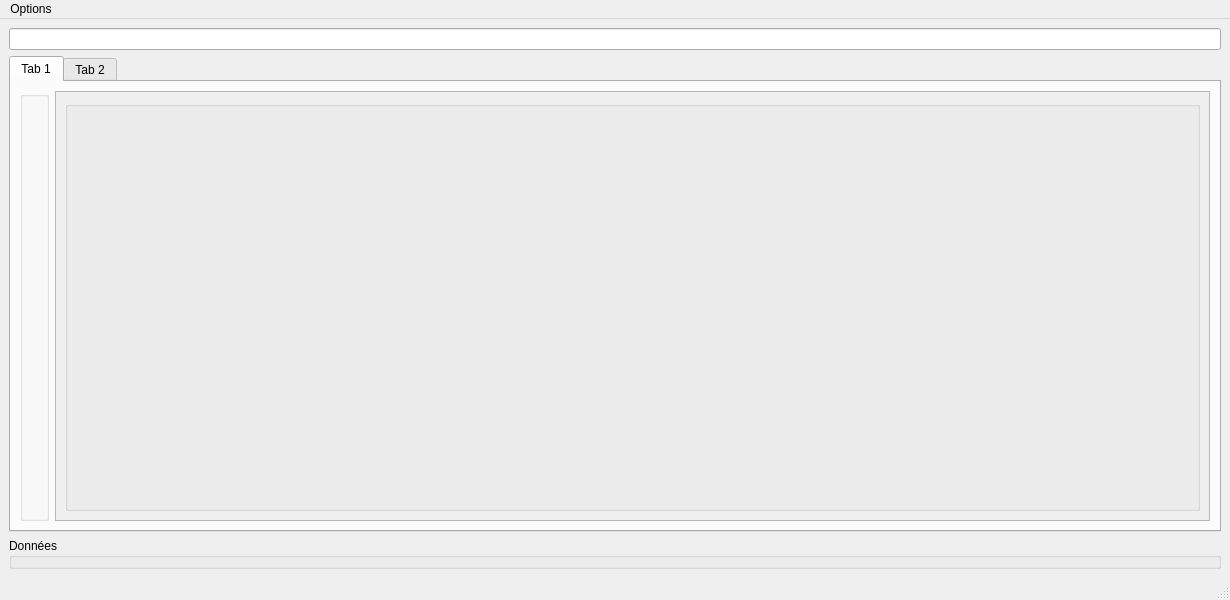
MaximeGeay/LogBook, file mainwindow.ui: the form before one commit.
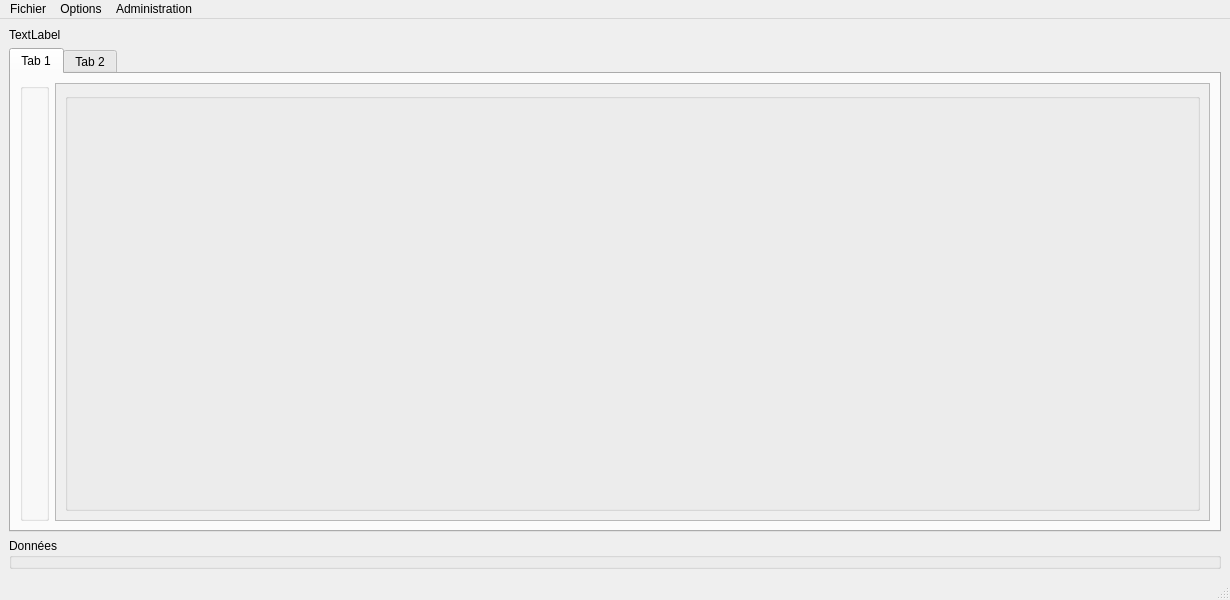
The form after the commit.

Commit message: LogBook 0.2 Commit Temporaire avant mission Ecriture XML OK DataToXML et XMLToData à écrire Vue Logbook à écrire

```diff
--- a/mainwindow.ui
+++ b/mainwindow.ui
@@ -6,7 +6,7 @@
    <rect>
     <x>0</x>
     <y>0</y>
-    <width>1222</width>
+    <width>1230</width>
     <height>600</height>
    </rect>
   </property>
@@ -15,9 +15,6 @@
   </property>
   <widget class="QWidget" name="centralwidget">
    <layout class="QGridLayout" name="gridLayout">
-    <item row="0" column="0">
-     <widget class="QLineEdit" name="lineEdit"/>
-    </item>
     <item row="1" column="0">
      <widget class="QTabWidget" name="tabWidget">
       <property name="currentIndex">
@@ -58,7 +55,7 @@
              <x>0</x>
              <y>0</y>
              <width>1153</width>
-             <height>450</height>
+             <height>426</height>
             </rect>
            </property>
            <layout class="QGridLayout" name="gridLayout_3">
@@ -89,6 +86,13 @@
       </property>
      </widget>
     </item>
+    <item row="0" column="0">
+     <widget class="QLabel" name="l_CurrentLogbook">
+      <property name="text">
+       <string>TextLabel</string>
+      </property>
+     </widget>
+    </item>
    </layout>
   </widget>
   <widget class="QMenuBar" name="menubar">
@@ -96,7 +100,7 @@
     <rect>
      <x>0</x>
      <y>0</y>
-     <width>1222</width>
+     <width>1230</width>
      <height>21</height>
     </rect>
    </property>
@@ -107,7 +111,21 @@
     <addaction name="actionPreferences"/>
     <addaction name="actionQuitter"/>
    </widget>
+   <widget class="QMenu" name="menuAdministration">
+    <property name="title">
+     <string>Administration</string>
+    </property>
+    <addaction name="action_OpenConf"/>
+   </widget>
+   <widget class="QMenu" name="menuFichier_2">
+    <property name="title">
+     <string>Fichier</string>
+    </property>
+    <addaction name="action_NewLogbook"/>
+   </widget>
+   <addaction name="menuFichier_2"/>
    <addaction name="menuFichier"/>
+   <addaction name="menuAdministration"/>
   </widget>
   <widget class="QStatusBar" name="statusbar"/>
   <action name="actionPreferences">
```
Left out of the diff: 10 changed lines with no effect on the pictures. The commit also changes 18 other files.
